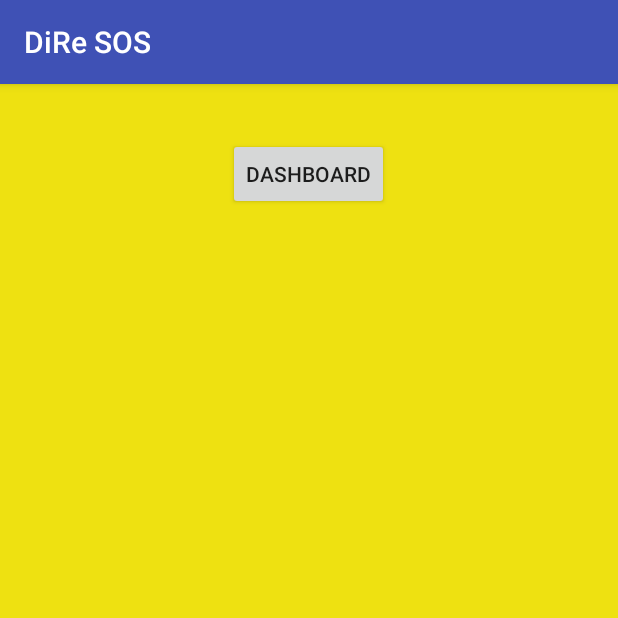
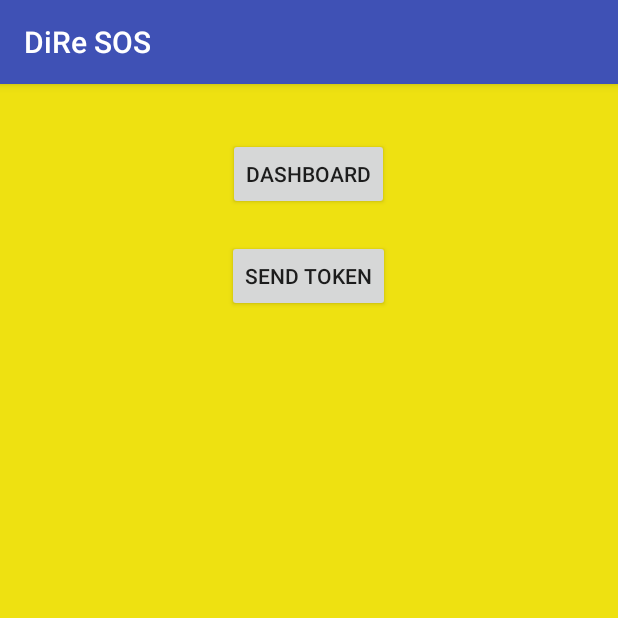
Before and after one commit to aliaiden/DiRe-SOS, an Android app: the HomeActivity screen opened directly, with no data from a screen before it, on a phone screen of 412 x 824 dp, the top half of it. Run offline under Robolectric (Android 15) with nearby library versions, the phone set to English and light mode, and no system bars.

```diff
--- a/app/src/main/java/com/diresos/alihaider/logreg2/HomeActivity.java
+++ b/app/src/main/java/com/diresos/alihaider/logreg2/HomeActivity.java
@@ -11,7 +11,7 @@ import android.widget.Button;
 import android.widget.ImageView;
 
 public class HomeActivity extends AppCompatActivity {
-    Button dashboard;
+    Button dashboard,sendNot;
 
     @Override
     protected void onCreate(Bundle savedInstanceState) {
@@ -33,6 +33,7 @@ public class HomeActivity extends AppCompatActivity {
                 startActivity(i);
             }
         });
+
     }
 
     }
--- a/app/src/main/res/layout/activity_home.xml
+++ b/app/src/main/res/layout/activity_home.xml
@@ -24,5 +24,14 @@
         android:layout_marginTop="20dp"
 
         />
+    <Button
+        android:layout_width="wrap_content"
+        android:layout_height="wrap_content"
+        android:text="Send Token"
+        android:id="@+id/bSendNot"
+        android:layout_gravity="center"
+        android:layout_marginTop="20dp"
+
+        />
 
 </LinearLayout>
```
Also changed, not shown: app/src/main/AndroidManifest.xml (+14 -0 lines), app/src/main/java/com/diresos/alihaider/logreg2/FcmMessagingService.java (added, +40 -0 lines), app/src/main/java/com/diresos/alihaider/logreg2/Register.java (+44 -11 lines).
